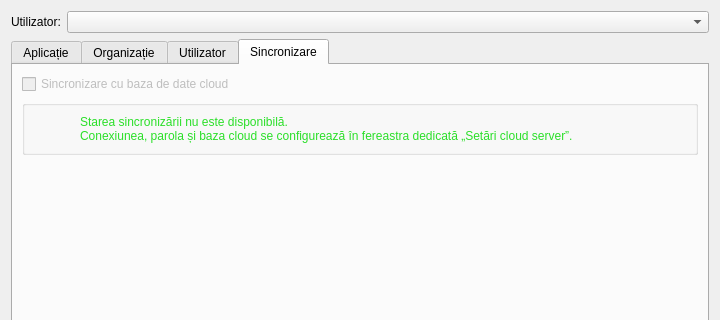
The window that src/settings/settingsdialog.ui (debalex77/USG) describes before a commit, drawn with Qt 5; both pictures show x 0 to 720 and y 0 to 320 of the 720 by 458 pixel window.
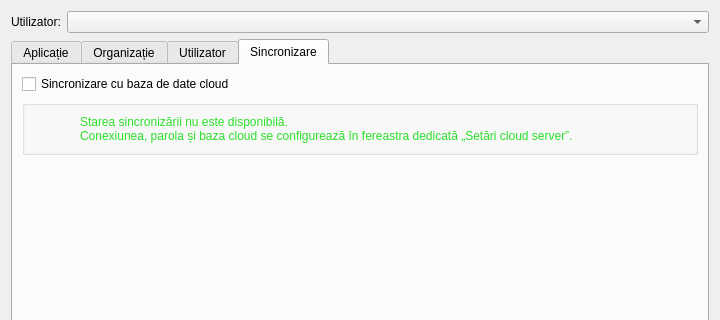
The same window after the commit. The open tabs and pages were chosen to show the change. Icons and pictures are not drawn.

Patch:
```diff
--- a/src/settings/settingsdialog.ui
+++ b/src/settings/settingsdialog.ui
@@ -460,9 +460,6 @@
       <layout class="QVBoxLayout" name="synchronizationLayout">
        <item>
         <widget class="QCheckBox" name="checkSynchronization">
-         <property name="enabled">
-          <bool>false</bool>
-         </property>
          <property name="text">
           <string>Sincronizare cu baza de date cloud</string>
          </property>
```
